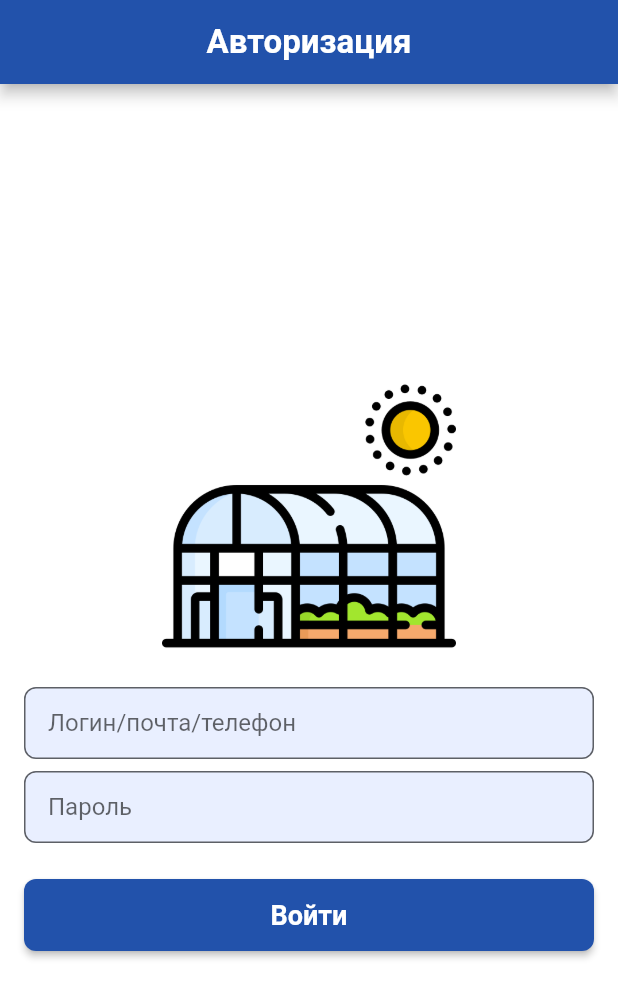
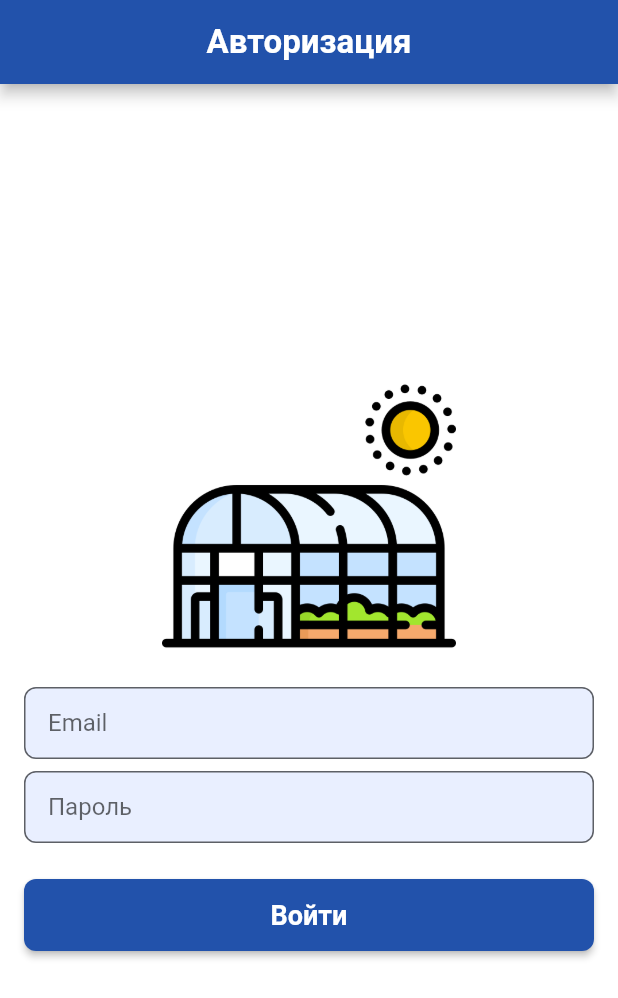
Before and after one commit to RonFall/fuzzy_greenhouse, a Flutter app: the screen it shows after launch, on a phone screen of 412 x 824 dp. Shown: the top 998 px of the screen. Run offline on Flutter 3.47's test engine with Material 2 defaults, Android fonts, the light colour scheme and no system bars; our stand-ins replace another_flushbar, firebase_auth, firebase_core, flutter_riverpod; accounts and stored records are empty.

Commit message:
feat(house): Added alerts and new screen

```diff
--- /dev/null
+++ b/lib/app/app_navigator.dart
@@ -0,0 +1,23 @@
+import 'package:flutter/material.dart';
+
+class AppNavigator {
+  static Future<T?> pushScreen<T>(
+    BuildContext context, {
+    required Widget screen,
+    RouteSettings? settings,
+  }) async {
+    return Navigator.of(context).push<T?>(
+      MaterialPageRoute(builder: (_) => screen, settings: settings),
+    );
+  }
+
+  static Future<T?> replaceScreen<T extends Object?>(
+    BuildContext context, {
+    required Widget screen,
+    RouteSettings? settings,
+  }) async {
+    return Navigator.of(context).pushReplacement<T, T>(
+      MaterialPageRoute(builder: (_) => screen, settings: settings),
+    );
+  }
+}
--- a/lib/app/presentation/app_text_style.dart
+++ b/lib/app/presentation/app_text_style.dart
@@ -14,7 +14,7 @@ class AppTextStyle {
     fontWeight: FontWeight.bold,
   );
 
-  static const alertLoadingTextStyle = TextStyle(
+  static const alertTextStyle = TextStyle(
     color: AppColors.black,
     fontSize: 16,
     fontWeight: FontWeight.w500,
--- a/lib/app/presentation/assets.dart
+++ b/lib/app/presentation/assets.dart
@@ -1,6 +1,8 @@
 class AppAssets {
   static const authLogo = 'assets/images/auth_logo.png';
-  static const addGreenhouse = 'assets/images/add_greenhouse.png';
+  static const greenhouseEmptyScreen =
+      'assets/images/greenhouse_empty_screen.png';
+  static const addGreenhouseScreen = 'assets/images/add_greenhouse_screen.png';
 }
 
 class AppVectorAssets {
--- a/lib/app/presentation/components/app_textfield.dart
+++ b/lib/app/presentation/components/app_textfield.dart
@@ -6,6 +6,7 @@ class AppTextField extends StatefulWidget {
     Key? key,
     this.next = false,
     this.fieldAction = TextInputAction.done,
+    this.keyboardType = TextInputType.name,
     this.hintText = '',
     this.textColor = Colors.black,
     this.inputFieldBorderColor = AppColors.inputFieldBorderColor,
@@ -21,6 +22,9 @@ class AppTextField extends StatefulWidget {
 
   /// Действие после заполнения поля
   final TextInputAction fieldAction;
+
+  /// Формат клавиатуры
+  final TextInputType keyboardType;
 
   /// Текст поля, когда оно пустое
   final String hintText;
@@ -74,6 +78,7 @@ class _AppTextFieldState extends State<AppTextField> {
       textInputAction: widget.fieldAction,
       style: TextStyle(color: widget.textColor),
       cursorColor: widget.inputFieldBorderColor,
+      keyboardType: widget.keyboardType,
       decoration: InputDecoration(
         hintText: widget.hintText,
         contentPadding: const EdgeInsets.only(left: 16),
--- a/lib/app/presentation/components/components_utils.dart
+++ b/lib/app/presentation/components/components_utils.dart
@@ -1,4 +1,6 @@
 import 'package:flutter/material.dart';
+import 'package:fuzzy_greenhouse/app/presentation/app_colors.dart';
+import 'package:fuzzy_greenhouse/app/presentation/app_text_style.dart';
 
 class HeightFiller extends StatelessWidget {
   const HeightFiller(this.height, {Key? key}) : super(key: key);
@@ -24,11 +26,11 @@ class AppButton extends StatelessWidget {
     this.height,
     this.width,
     this.text,
-    this.textStyle,
     this.buttonStyle,
-    this.buttonColor,
     this.child,
     this.onPressed,
+    this.textStyle = AppTextStyle.buttonTextStyle,
+    this.buttonColor = AppColors.accentColor,
   }) : super(key: key);
 
   /// Высота кнопки
@@ -40,20 +42,20 @@ class AppButton extends StatelessWidget {
   /// Текст кнопки
   final String? text;
 
-  /// Стиль текста кнопки
-  final TextStyle? textStyle;
-
   /// Стиль кнопки
   final ButtonStyle? buttonStyle;
-
-  /// Цвет кнопки
-  final Color? buttonColor;
 
   /// Виджет-потомок, если нет текста кнопки
   final Widget? child;
 
   /// Событие при нажатии
   final VoidCallback? onPressed;
+
+  /// Стиль текста кнопки
+  final TextStyle textStyle;
+
+  /// Цвет кнопки
+  final Color buttonColor;
 
   @override
   Widget build(BuildContext context) {
--- a/lib/app/presentation/screens/loading_dialog_screen.dart
+++ b/lib/app/presentation/screens/loading_dialog_screen.dart
@@ -72,7 +72,7 @@ class LoadingScreen {
                         color: AppColors.accentColor,
                       ),
                       const HeightFiller(16),
-                      Text(text, style: AppTextStyle.alertLoadingTextStyle)
+                      Text(text, style: AppTextStyle.alertTextStyle)
                     ],
                   ),
                 ),
--- a/lib/auth/presentation/screens/auth_screen.dart
+++ b/lib/auth/presentation/screens/auth_screen.dart
@@ -1,6 +1,7 @@
 import 'package:firebase_auth/firebase_auth.dart';
 import 'package:flutter/material.dart';
 import 'package:flutter_riverpod/flutter_riverpod.dart';
+import 'package:fuzzy_greenhouse/app/app_navigator.dart';
 import 'package:fuzzy_greenhouse/app/app_providers.dart';
 import 'package:fuzzy_greenhouse/app/presentation/app_colors.dart';
 import 'package:fuzzy_greenhouse/app/presentation/app_text_style.dart';
@@ -22,6 +23,7 @@ class AuthScreen extends ConsumerWidget {
 
     onAuthListen(context, ref);
     return Scaffold(
+      resizeToAvoidBottomInset: false,
       backgroundColor: AppColors.white,
       appBar: AppBar(
         backgroundColor: AppColors.accentColor,
@@ -38,8 +40,9 @@ class AuthScreen extends ConsumerWidget {
               padding: const EdgeInsets.symmetric(horizontal: 16),
               child: AppTextField(
                 controller: loginController,
-                hintText: 'Логин/почта/телефон',
+                hintText: 'Email',
                 fieldAction: TextInputAction.next,
+                keyboardType: TextInputType.emailAddress,
                 next: true,
               ),
             ),
@@ -113,9 +116,7 @@ class AuthScreen extends ConsumerWidget {
       if (next.hasValue) {
         if (previous?.isLoading == true) LoadingScreen.instance.hide();
 
-        Navigator.of(context).pushReplacement(
-          MaterialPageRoute(builder: (_) => const HouseScreen()),
-        );
+        AppNavigator.replaceScreen(context, screen: const HouseScreen());
       }
     });
   }
```
Also changed, not shown: lib/app/presentation/screens/alert_dialog_screen.dart (added, +169 -0 lines), lib/house/presentation/screens/add_greenhouse_screen.dart (added, +66 -0 lines), lib/house/presentation/screens/house_screen.dart (+11 -5 lines), assets/images/add_greenhouse_screen.png (added), assets/images/greenhouse_empty_screen.png (renamed from assets/images/add_greenhouse.png).
